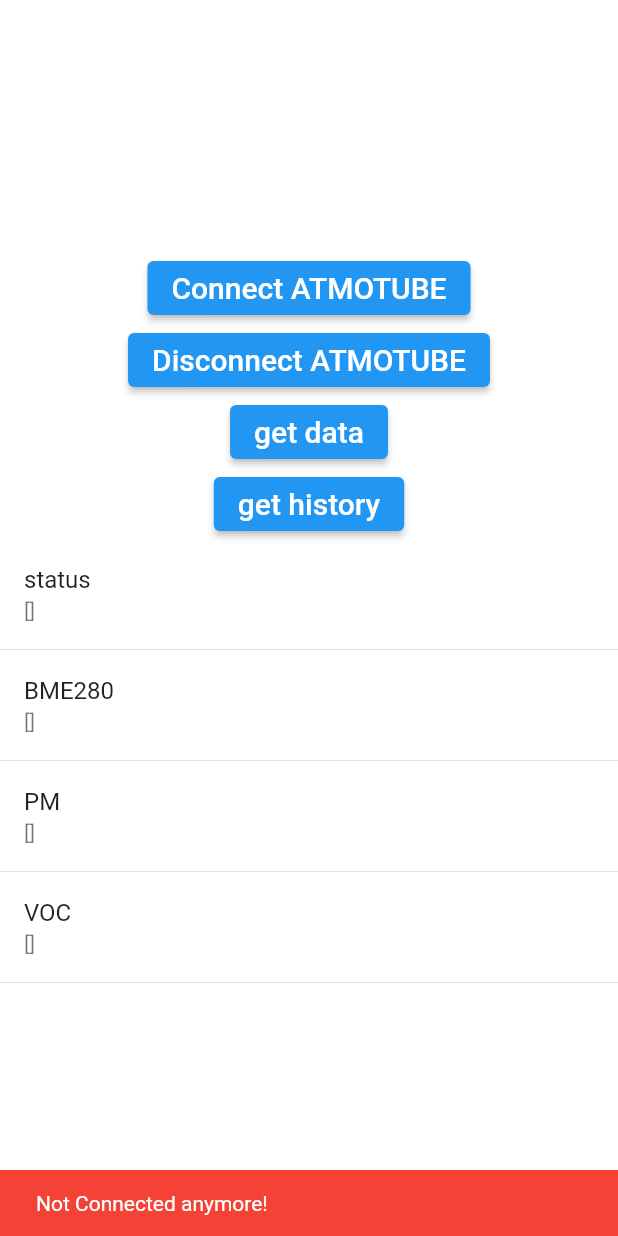
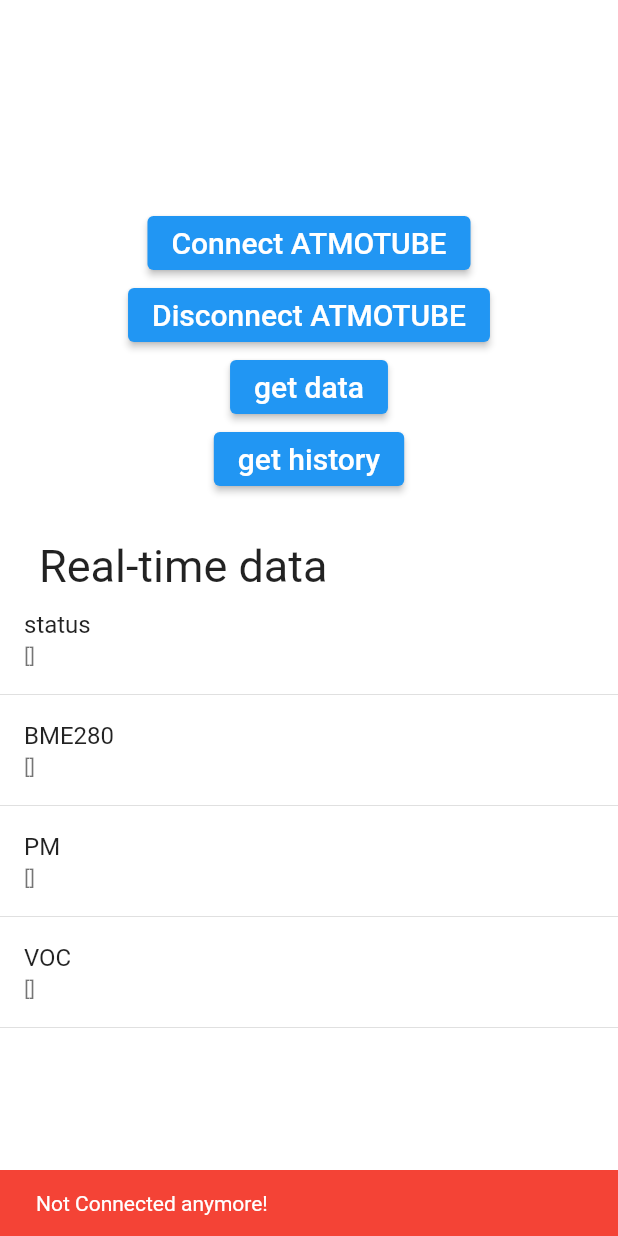
Before and after one commit to AtzeniMichele/atmotuber, a Flutter app: the screen it shows after launch, after a tap on "Disconnect ATMOTUBE", on a phone screen of 412 x 824 dp. Run offline on Flutter 3.47's test engine with Material 2 defaults, Android fonts, the phone set to English and light mode, and no system bars; our stand-ins replace flutter_blue.

Commit message:
'refactor'

```diff
--- a/example/lib/main.dart
+++ b/example/lib/main.dart
@@ -4,7 +4,7 @@
 
 void main() {
   return runApp(
-    MaterialApp(home: HomePage()),
+    MaterialApp(home: HomePage(), debugShowCheckedModeBanner: false),
   );
 }
 
@@ -28,11 +28,11 @@
     //await atm2.wrapper();
   }
 
-  void initialization() async {
-    await connectDevice();
-    //debugPrint('device is connected');
-    //Future.delayed(const Duration(seconds: 2), dataTaker);
-  }
+  // void initialization() async {
+  //   await connectDevice();
+  //   //debugPrint('device is connected');
+  //   //Future.delayed(const Duration(seconds: 2), dataTaker);
+  // }
 
   Future<void> dataTaker() async {
     await atm2.wrapper(callback: (streams) {
@@ -62,7 +62,7 @@
       backgroundColor: Colors.white,
       body: Column(
         mainAxisAlignment: MainAxisAlignment.center,
-        crossAxisAlignment: CrossAxisAlignment.center,
+        //crossAxisAlignment: CrossAxisAlignment.center,
         children: [
           Center(
             child: ElevatedButton(
@@ -126,6 +126,16 @@
               onPressed: dataHist,
             ),
           ),
+          const SizedBox(height: 30),
+          const SizedBox(
+            height: 30,
+            width: 360,
+            child: Align(
+              alignment: Alignment.centerLeft,
+              child: Text('Real-time data',
+                  style: TextStyle(fontSize: 30, fontWeight: FontWeight.w400)),
+            ),
+          ),
           Center(
             child: ValueListenableBuilder(
               valueListenable: dataGot,
@@ -134,8 +144,6 @@
                 return Column(
                   mainAxisAlignment: MainAxisAlignment.center,
                   children: [
-                    //data.Status.isEmpty
-                    //? Text(_status) //const CircularProgressIndicator()
                     ListView.builder(
                       scrollDirection: Axis.vertical,
                       shrinkWrap: true,
```
Also changed, not shown: 2 other files.
